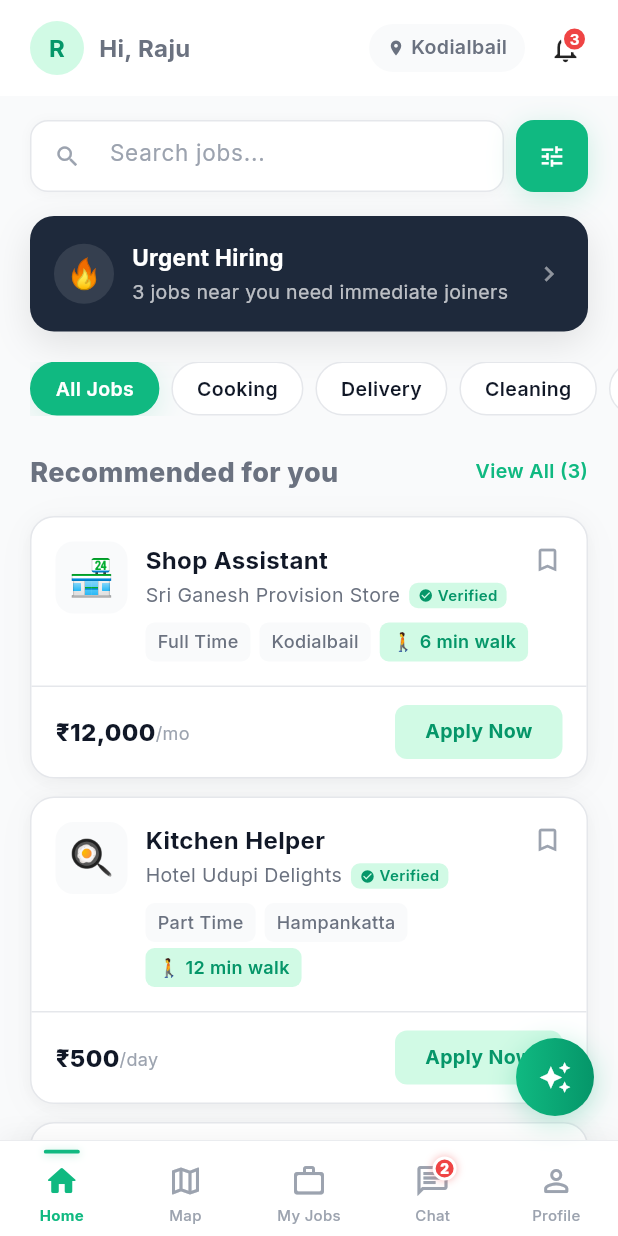
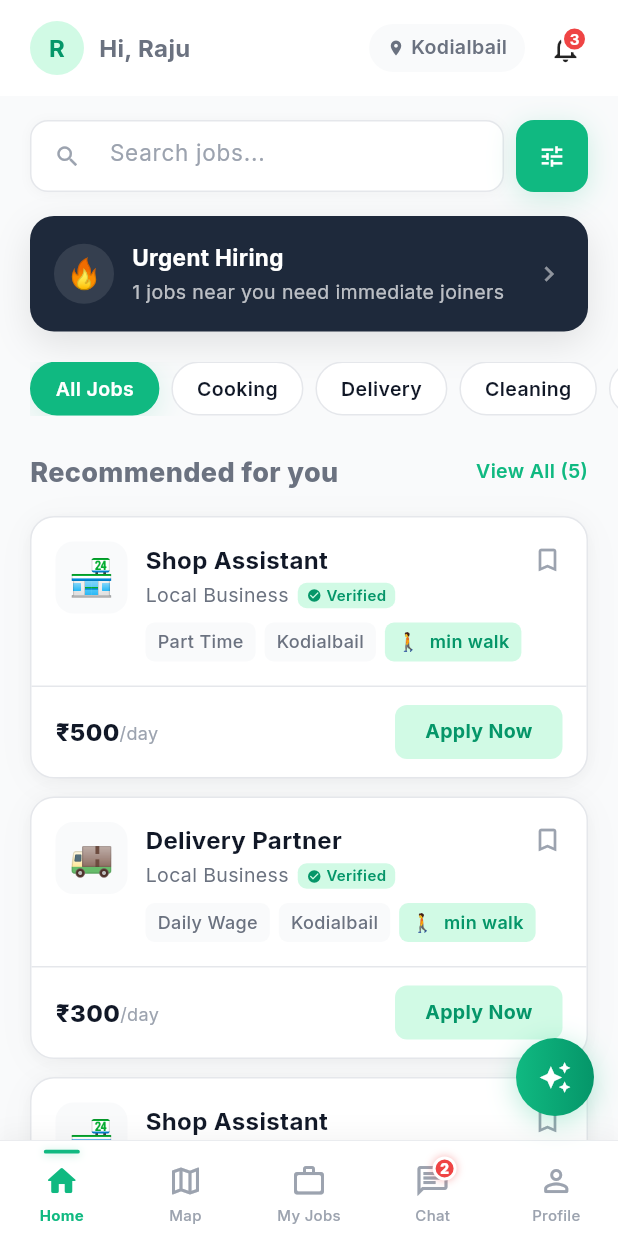
Before and after one commit to SyedMsidsm/Xypheria-Membrane-EmployeMe, a Flutter app: the JobFeed screen opened by its route, on a phone screen of 412 x 824 dp. Run offline on Flutter 3.47's test engine with Material 3 defaults, Android fonts, the phone set to English and light mode, and no system bars; our stand-ins replace flutter_map, geolocator, google_fonts, image_picker, latlong2, percent_indicator.

Commit message:
feat: Implement Shortlist feature and Job Feed synchronization

```diff
--- a/employme_flutter/lib/providers/app_state.dart
+++ b/employme_flutter/lib/providers/app_state.dart
@@ -1,6 +1,7 @@
 import 'package:flutter/material.dart';
 import '../services/localization_service.dart';
 import '../models/job_posting.dart';
+import '../services/demo_data.dart';
 
 class AppState extends ChangeNotifier {
   // ── Auth & User ──
@@ -220,6 +221,36 @@
     notifyListeners();
   }
 
+  // Combine Employer Job Postings with Demo Jobs for Worker Feed
+  List<Map<String, dynamic>> get workerFeedJobs {
+    final postedAsMaps = _jobPostings.map((p) => {
+      'emoji': _getEmojiForCategory(p.category),
+      'title': p.title,
+      'company': _userName.isNotEmpty && isEmployer ? _userName : 'Local Business',
+      'type': p.type,
+      'location': _location.isNotEmpty ? _location.split(',')[0] : 'Nearby',
+      'salary': '₹${p.pay}',
+      'period': p.payPeriod == 'per day' ? '/day' : '/mo',
+      'distance': 'Just added',
+      'verified': true,
+      'isUrgent': p.isUrgent,
+    }).toList();
+
+    final demoJobs = DemoData.jobs.map((j) => {
+      ...j,
+      'isUrgent': false,
+    }).toList();
+
+    return [...postedAsMaps, ...demoJobs];
+  }
+
+  String _getEmojiForCategory(String cat) {
+    if (cat.contains('Shop') || cat.contains('Retail')) return '🏪';
+    if (cat.contains('Delivery')) return '🚚';
+    if (cat.contains('Cook') || cat.contains('Food')) return '🍳';
+    return '👷';
+  }
+
   // ── Worker Jobs ──
   final List<Map<String, String>> _jobs = [
     {'emoji': '🏪', 'title': 'Shop Assistant', 'company': 'Sri Ganesh Store', 'salary': '₹12,000/mo', 'status': 'active', 'started': 'Started Aug 1'},
@@ -258,6 +289,67 @@
     notifyListeners();
   }
 
+  // ── Applicants ──
+  final List<Map<String, dynamic>> _applicants = [
+    {
+      'name': 'Raju Kumar',
+      'initial': 'R',
+      'trustScore': 87,
+      'skills': ['Shop Helper', 'Cleaning'],
+      'distance': '6 min walk',
+      'rating': 4.8,
+      'jobsDone': 12,
+      'showUp': '100%',
+      'available': 'Immediately',
+      'bestMatch': true,
+      'status': 'New',
+    },
+    {
+      'name': 'Suresh Mallya',
+      'initial': 'S',
+      'trustScore': 72,
+      'skills': ['Delivery', 'Shop'],
+      'distance': '18 min walk',
+      'rating': 4.2,
+      'jobsDone': 5,
+      'showUp': '90%',
+      'available': 'Tomorrow',
+      'bestMatch': false,
+      'status': 'Shortlisted',
+    },
+    {
+      'name': 'Priya Devi',
+      'initial': 'P',
+      'trustScore': 65,
+      'skills': ['Cook', 'Shop'],
+      'distance': '8 min walk',
+      'rating': 4.5,
+      'jobsDone': 3,
+      'showUp': '100%',
+      'available': 'Immediately',
+      'bestMatch': false,
+      'status': 'Contacted',
+    },
+  ];
+  List<Map<String, dynamic>> get applicants => _applicants;
+
+  void shortlistApplicant(String applicantName) {
+    // 1. Find applicant and set status
+    final index = _applicants.indexWhere((a) => a['name'] == applicantName);
+    if (index != -1) {
+      _applicants[index] = {
+        ..._applicants[index],
+        'status': 'Shortlisted',
+      };
+    }
+
+    // 2. Automate a chat message
+    final chatId = getChatId(applicantName);
+    sendMessage(chatId, "Congratulations! You have been shortlisted for the Shop Assistant role. I will contact you soon.");
+
+    notifyListeners();
+  }
+
   // ── Localization ──
   String tr(String key, {Map<String, String>? args}) {
     return LocalizationService.translate(key, _language, args: args);
--- a/employme_flutter/lib/screens/employer/view_applicants.dart
+++ b/employme_flutter/lib/screens/employer/view_applicants.dart
@@ -1,7 +1,8 @@
 import 'package:flutter/material.dart';
 import '../../theme/app_theme.dart';
 import '../../widgets/bottom_nav.dart';
-import '../../services/demo_data.dart';
+import 'package:provider/provider.dart';
+import '../../providers/app_state.dart';
 
 class ViewApplicants extends StatefulWidget {
   const ViewApplicants({super.key});
@@ -14,9 +15,10 @@
 
   @override
   Widget build(BuildContext context) {
+    final state = context.watch<AppState>();
     final filtered = _tab == 'All'
-        ? DemoData.applicants
-        : DemoData.applicants.where((a) => a['status'] == _tab).toList();
+        ? state.applicants
+        : state.applicants.where((a) => a['status'] == _tab).toList();
 
     return Scaffold(backgroundColor: AppColors.bg,
       body: SafeArea(child: Column(children: [_header(), Expanded(child: SingleChildScrollView(padding: const EdgeInsets.only(bottom: 120), child: Column(crossAxisAlignment: CrossAxisAlignment.start, children: [
@@ -95,7 +97,9 @@
                   onPressed: () => Navigator.pushNamed(context, '/chat', arguments: a['name']),
                   style: OutlinedButton.styleFrom(shape: RoundedRectangleBorder(borderRadius: BorderRadius.circular(10))), child: const Text('💬 Message')))),
                 const SizedBox(width: 8),
-                Expanded(flex: 2, child: SizedBox(height: 40, child: ElevatedButton(onPressed: () {}, style: ElevatedButton.styleFrom(backgroundColor: isShortlisted ? AppColors.border : AppColors.primary, shape: RoundedRectangleBorder(borderRadius: BorderRadius.circular(10))), child: Text(isShortlisted ? 'Shortlisted' : '✅ Shortlist')))),
+                Expanded(flex: 2, child: SizedBox(height: 40, child: ElevatedButton(
+                  onPressed: isShortlisted ? null : () => context.read<AppState>().shortlistApplicant(a['name']),
+                  style: ElevatedButton.styleFrom(backgroundColor: isShortlisted ? AppColors.border : AppColors.primary, shape: RoundedRectangleBorder(borderRadius: BorderRadius.circular(10))), child: Text(isShortlisted ? 'Shortlisted' : '✅ Shortlist')))),
               ]),
             ]),
           ),
--- a/employme_flutter/lib/screens/worker/job_feed.dart
+++ b/employme_flutter/lib/screens/worker/job_feed.dart
@@ -15,9 +15,13 @@
 class _JobFeedState extends State<JobFeed> {
   final _searchController = TextEditingController();
   String _activeCategoryKey = 'all_jobs_cat';
+  bool _showOnlyUrgent = false;
 
-  List<Map<String, dynamic>> get _filteredJobs {
-    var jobs = DemoData.jobs;
+  List<Map<String, dynamic>> _getFilteredJobs(AppState state) {
+    var jobs = state.workerFeedJobs;
+    if (_showOnlyUrgent) {
+      jobs = jobs.where((j) => j['isUrgent'] == true).toList();
+    }
     if (_activeCategoryKey != 'all_jobs_cat') {
       // Find the English name for filtering since DemoData is in English
       final filterMap = {
@@ -53,8 +57,8 @@
                 _searchBar(state),
                 _urgentBanner(state),
                 _categories(context, state),
-                _sectionHeader(state),
-                ..._filteredJobs.map((j) => Padding(
+                _sectionHeader(state, _getFilteredJobs(state).length),
+                ..._getFilteredJobs(state).map((j) => Padding(
                   padding: const EdgeInsets.fromLTRB(20, 0, 20, 12),
                   child: JobCard(
                     emoji: j['emoji'] as String,
@@ -72,7 +76,7 @@
                     onBookmark: () => state.toggleBookmark(j['title'] as String),
                   ),
                 )),
-                if (_filteredJobs.isEmpty)
+                if (_getFilteredJobs(state).isEmpty)
                   Padding(
                     padding: const EdgeInsets.all(40),
                     child: Column(children: [
@@ -193,16 +197,21 @@
     ]),
   );
 
-  Widget _urgentBanner(AppState state) => Padding(
+  Widget _urgentBanner(AppState state) {
+    final urgentCount = state.workerFeedJobs.where((j) => j['isUrgent'] == true).length;
+    if (urgentCount == 0) return const SizedBox.shrink();
+
+    return Padding(
       padding: const EdgeInsets.fromLTRB(20, 16, 20, 0),
       child: TapScale(
-      onTap: () => Navigator.pushNamed(context, '/search'),
+        onTap: () => setState(() => _showOnlyUrgent = !_showOnlyUrgent),
         child: Container(
           padding: const EdgeInsets.all(16),
           decoration: BoxDecoration(
-          color: AppColors.navy,
+            color: _showOnlyUrgent ? AppColors.primaryDark : AppColors.navy,
             borderRadius: BorderRadius.circular(AppRadius.lg),
             boxShadow: AppShadows.elevated,
+            border: _showOnlyUrgent ? Border.all(color: AppColors.primary, width: 2) : null,
           ),
           child: Row(children: [
             Container(
@@ -214,13 +223,21 @@
             Expanded(child: Column(crossAxisAlignment: CrossAxisAlignment.start, children: [
               Text(state.tr('urgent_hiring'), style: const TextStyle(fontSize: 15, fontWeight: FontWeight.w700, color: Colors.white)),
               const SizedBox(height: 2),
-            Text(state.tr('jobs_near_you', args: {'count': '3'}), style: TextStyle(fontSize: 13, color: Colors.white.withOpacity(0.7))),
+              Text(state.tr('jobs_near_you', args: {'count': '$urgentCount'}), style: TextStyle(fontSize: 13, color: Colors.white.withOpacity(0.7))),
             ])),
+            if (_showOnlyUrgent)
+              Container(
+                padding: const EdgeInsets.symmetric(horizontal: 10, vertical: 4),
+                decoration: BoxDecoration(color: Colors.white.withOpacity(0.2), borderRadius: BorderRadius.circular(12)),
+                child: const Text('Clear', style: TextStyle(fontSize: 12, color: Colors.white, fontWeight: FontWeight.w600)),
+              )
+            else
               Icon(Icons.chevron_right, size: 20, color: Colors.white.withOpacity(0.5)),
           ]),
         ),
       ),
     );
+  }
 
   Widget _categories(BuildContext context, AppState state) {
     final catKeys = ['all_jobs_cat', 'cooking_cat', 'delivery_cat', 'cleaning_cat', 'shop_cat', 'labour_cat', 'repair_cat'];
@@ -256,11 +273,11 @@
     );
   }
 
-  Widget _sectionHeader(AppState state) => Padding(
+  Widget _sectionHeader(AppState state, int count) => Padding(
     padding: const EdgeInsets.fromLTRB(20, 24, 20, 16),
     child: Row(mainAxisAlignment: MainAxisAlignment.spaceBetween, children: [
       Text(state.tr('recommended'), style: const TextStyle(fontSize: 18, fontWeight: FontWeight.w800)),
-      GestureDetector(child: Text(state.tr('view_all', args: {'count': '${_filteredJobs.length}'}), style: const TextStyle(fontSize: 13, fontWeight: FontWeight.w600, color: AppColors.primary))),
+      GestureDetector(child: Text(state.tr('view_all', args: {'count': '$count'}), style: const TextStyle(fontSize: 13, fontWeight: FontWeight.w600, color: AppColors.primary))),
     ]),
   );
 }
```
Also changed, not shown: employme_flutter/pubspec.lock, 1 other file. Lines whose indentation alone changed are shown as unchanged.
